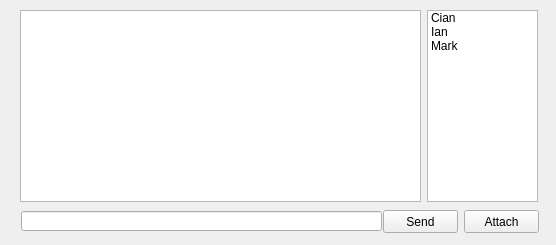
This is Python UI Source Trial/UI/ChatUI.ui in CodexVII/ChatApp as Qt 5 draws it before an edit. The edited form follows.
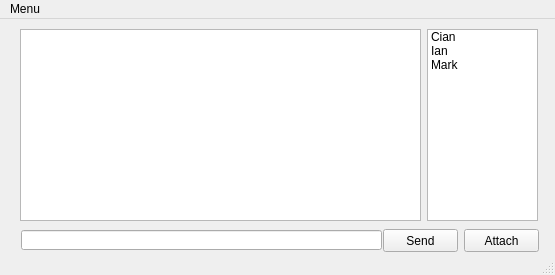
This is the edited form.

Commit message: provide status notification if connected to server

The edit to the form file:
```diff
--- a/Python UI Source Trial/UI/ChatUI.ui
+++ b/Python UI Source Trial/UI/ChatUI.ui
@@ -6,8 +6,8 @@
    <rect>
     <x>0</x>
     <y>0</y>
-    <width>556</width>
-    <height>245</height>
+    <width>555</width>
+    <height>275</height>
    </rect>
   </property>
   <property name="windowTitle">
@@ -86,6 +86,24 @@
     </property>
    </widget>
   </widget>
+  <widget class="QMenuBar" name="menuBar">
+   <property name="geometry">
+    <rect>
+     <x>0</x>
+     <y>0</y>
+     <width>555</width>
+     <height>21</height>
+    </rect>
+   </property>
+   <widget class="QMenu" name="menuMenu">
+    <property name="title">
+     <string>Menu</string>
+    </property>
+    <addaction name="actionConnect"/>
+   </widget>
+   <addaction name="menuMenu"/>
+  </widget>
+  <widget class="QStatusBar" name="statusBar"/>
   <action name="actionLogout">
    <property name="text">
     <string>Logout</string>
```
Left out of the diff: 5 changed lines with no effect on the pictures. The commit also changes 4 other files.
